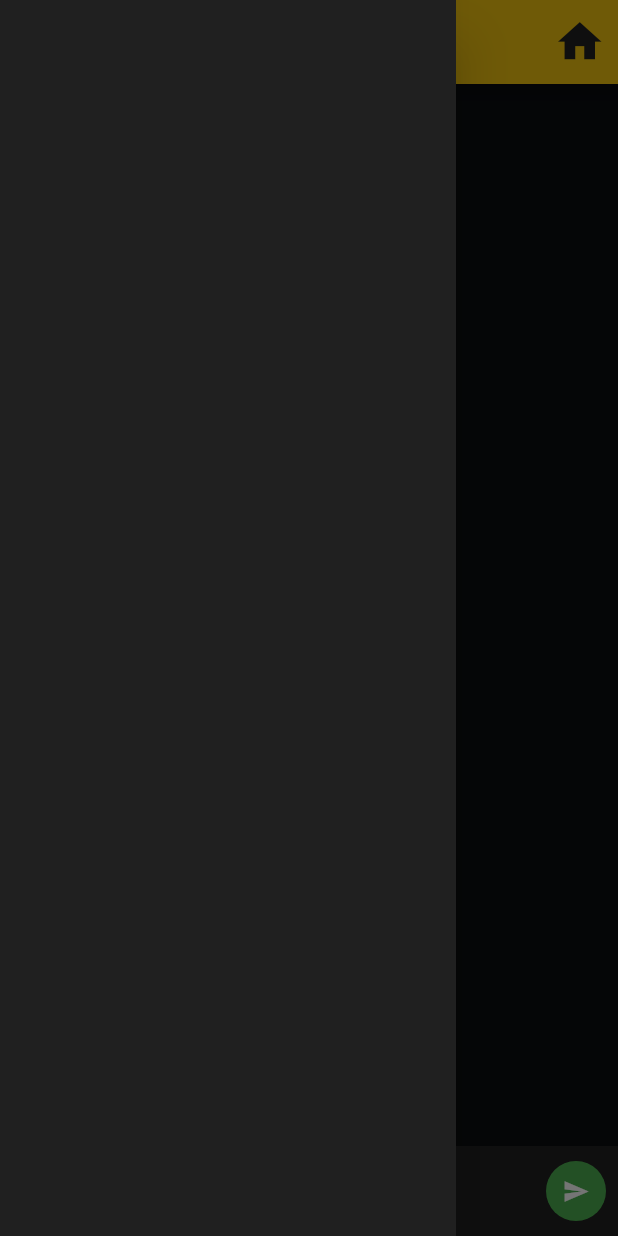
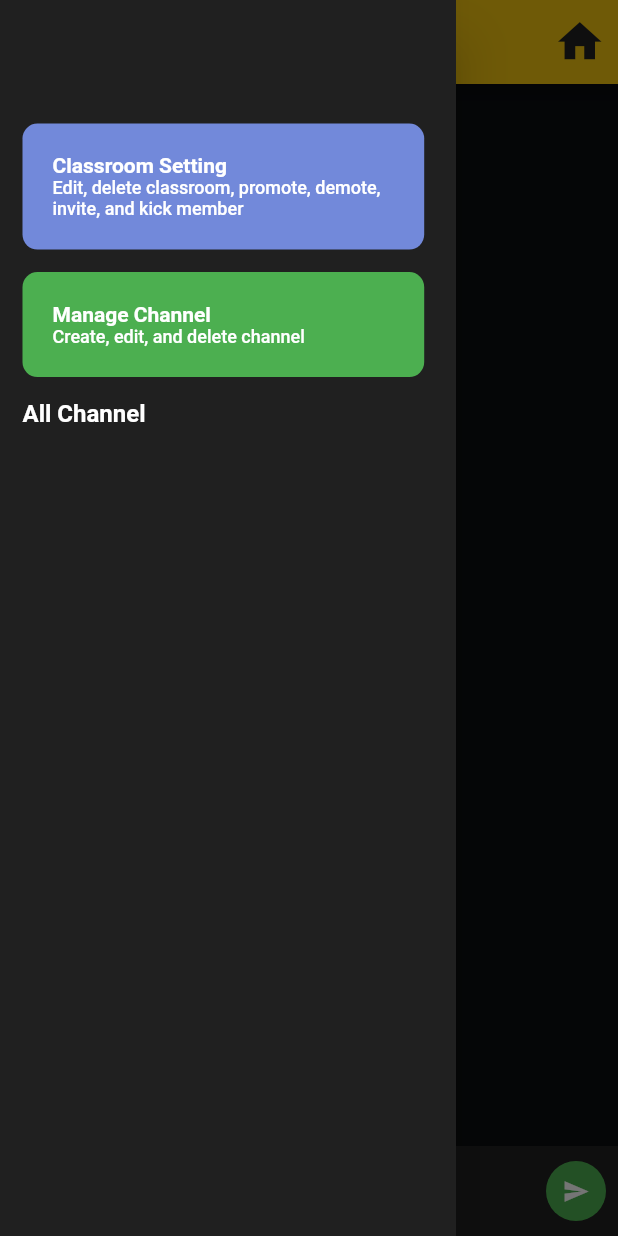
Before and after one commit to FlazeFy/Learnzia-Mobile, a Flutter app: the ClassroomPage screen opened directly, with the side drawer open, on a phone screen of 412 x 824 dp. Run offline on Flutter 3.47's test engine with Material 2 defaults, Android fonts, the phone set to English and light mode, and no system bars; our stand-ins replace chat_bubbles, cloud_firestore, curved_navigation_bar, firebase_core; missing offline and left inert: stories_for_flutter; accounts and stored records are empty.

Commit message:
Create channel

```diff
--- a/learnzia/lib/SecondaryMenu/TabController/createPost.dart
+++ b/learnzia/lib/SecondaryMenu/TabController/createPost.dart
@@ -16,7 +16,7 @@ class CreatePost extends StatefulWidget {
 class _CreatePostState extends State<CreatePost> {
   CollectionReference disc = FirebaseFirestore.instance.collection('discussion');
 
-  //Create account.
+  //Create post.
   Future<void> createDiscussion() {
     return disc
       .add({
--- a/learnzia/lib/SecondaryMenu/classroomPage.dart
+++ b/learnzia/lib/SecondaryMenu/classroomPage.dart
@@ -1,10 +1,9 @@
 import 'package:cloud_firestore/cloud_firestore.dart';
 import 'package:flutter/material.dart';
-import 'package:learnzia/Firebase/Classroom/GetChannel.dart';
 import 'package:learnzia/Firebase/Classroom/GetChannelname.dart';
 import 'package:learnzia/Firebase/Classroom/GetChatOnChannel.dart';
 import 'package:learnzia/Firebase/Classroom/GetClassname.dart';
-import 'package:learnzia/MainMenu/contactPage.dart';
+import 'package:learnzia/Widgets/sidebar.dart';
 import 'package:learnzia/main.dart';
 
 
@@ -83,17 +82,8 @@ class _ClassroomPage extends State<ClassroomPage> {
         ],
         backgroundColor: mainColor,
       ),
-      drawer: Drawer(
-        backgroundColor: containerColor,
-        child: Flexible(
-          child: Container(
-            margin: EdgeInsets.only(top: fullHeight*0.1),
-            child: GetChannel(passDocumentId: widget.passIdClass, passIdClass: widget.passIdClass)
-          ),
-        ),
-      ),
+      drawer: NavDrawer(passIdClass: widget.passIdClass),
 
-      //Body.
       body: SizedBox(
         height: MediaQuery.of(context).size.height,
         child: Column(
--- /dev/null
+++ b/learnzia/lib/Widgets/sidebar.dart
@@ -0,0 +1,83 @@
+import 'package:flutter/material.dart';
+import 'package:learnzia/Firebase/Classroom/GetChannel.dart';
+import 'package:learnzia/SecondaryMenu/channelPage.dart';
+import 'package:learnzia/main.dart';
+
+class NavDrawer extends StatelessWidget{
+  var passIdClass;
+
+  NavDrawer({Key key, this.passIdClass}) : super(key: key);
+
+  @override
+  Widget build(BuildContext context) {
+    double fullHeight = MediaQuery.of(context).size.height;
+    double fullWidth = MediaQuery.of(context).size.width;
+
+    return Drawer(
+      backgroundColor: containerColor,
+      child: Column(
+        crossAxisAlignment: CrossAxisAlignment.start,
+        mainAxisAlignment: MainAxisAlignment.start,
+        children: [
+          GestureDetector(
+            onTap: (){
+              //
+            },
+            child: Container(
+              margin: EdgeInsets.only(top: fullHeight*0.1, left: 15),
+              width: fullWidth*0.65,
+              padding: const EdgeInsets.all(20),
+              child: Column(
+                crossAxisAlignment: CrossAxisAlignment.start,
+                mainAxisAlignment: MainAxisAlignment.start,
+                children: const [
+                  Text("Classroom Setting", style: TextStyle(color: Colors.white, fontWeight: FontWeight.bold)),
+                  Text("Edit, delete classroom, promote, demote, invite, and kick member", style: TextStyle(color: Colors.white, fontSize: 12, fontWeight: FontWeight.w500)),
+                ]
+              ),
+              decoration: const BoxDecoration(
+                color: Color(0xFF7289DA),
+                borderRadius: BorderRadius.all(Radius.circular(10)),
+              )
+            ),
+          ),
+          GestureDetector(
+            onTap: (){
+              Navigator.push(
+                context,
+                MaterialPageRoute(builder: (context) => ChannelPage(passIdClass: passIdClass)),
+              );
+            },
+            child: Container(
+              width: fullWidth*0.65,
+              margin: const EdgeInsets.only(top: 15, left: 15),
+              padding: const EdgeInsets.all(20),
+              child: Column(
+                crossAxisAlignment: CrossAxisAlignment.start,
+                mainAxisAlignment: MainAxisAlignment.start,
+                children: [
+                  const Text("Manage Channel", style: TextStyle(color: Colors.white, fontWeight: FontWeight.bold)),
+                  const Text("Create, edit, and delete channel", style: TextStyle(color: Colors.white, fontSize: 12, fontWeight: FontWeight.w500)),
+                ]
+              ),
+              decoration: const BoxDecoration(
+                color: Colors.green,
+                borderRadius: BorderRadius.all(Radius.circular(10)),
+              )
+            ),
+          ),
+          Container(
+            margin: const EdgeInsets.only(top: 15, left: 15),
+            child: const Text("All Channel", style: TextStyle(color: Colors.white, fontSize: 16, fontWeight: FontWeight.bold)),
+          ),
+          Flexible(
+            child: Container(
+              margin: const EdgeInsets.only(top: 5),
+              child: GetChannel(passDocumentId: passIdClass, passIdClass: passIdClass)
+            ),
+          ),
+        ],
+      )
+    );
+  }
+}
```
Also changed, not shown: learnzia/lib/SecondaryMenu/channelPage.dart (added, +204 -0 lines).
